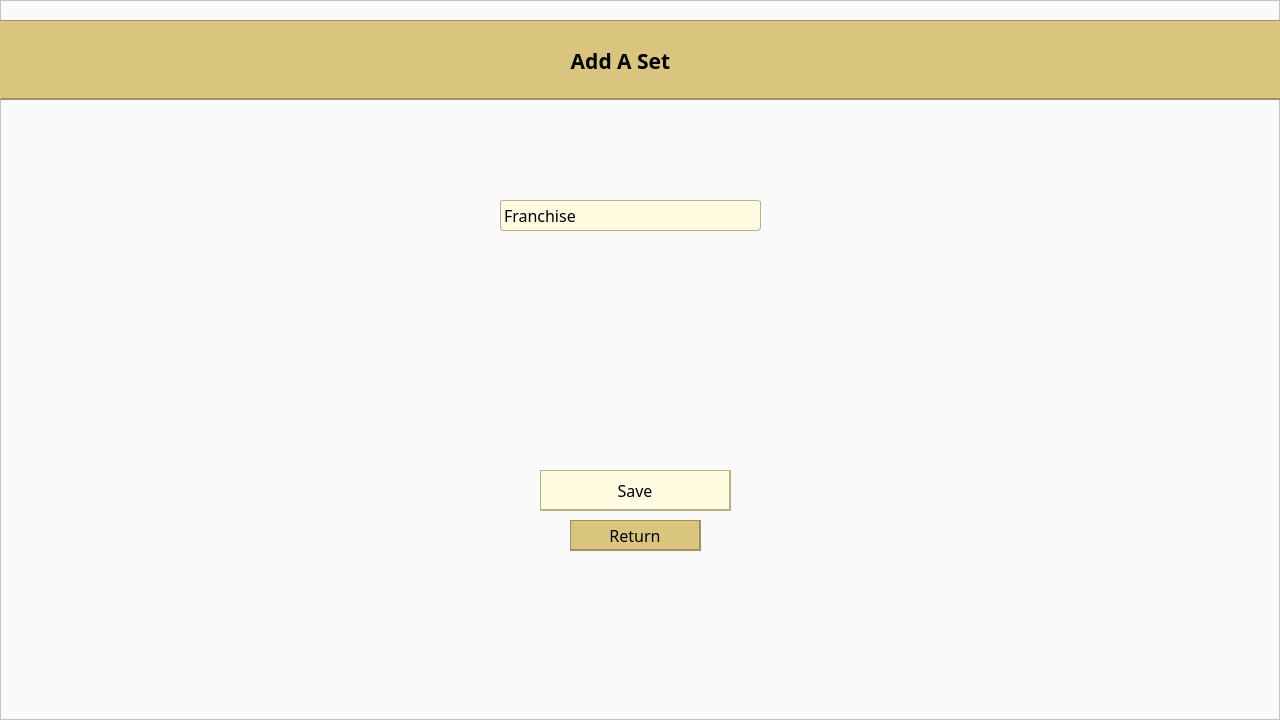
Before: the Qt Designer form addset.ui in Scaryalet/CardVault, drawn with Qt 5.
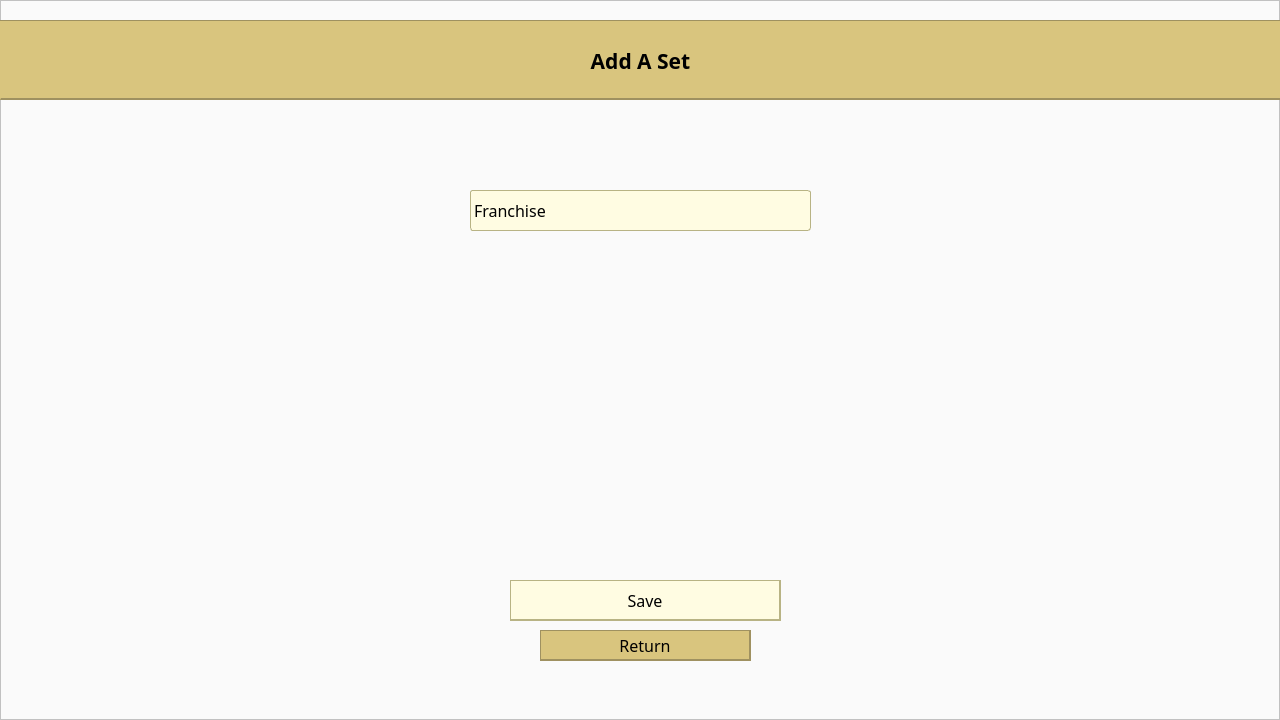
After: the same form once the commit is applied. Icons and pictures are not drawn.

The edit to the form file:
```diff
--- a/addset.ui
+++ b/addset.ui
@@ -116,9 +116,9 @@
      <widget class="QLabel" name="label">
       <property name="geometry">
        <rect>
-        <x>500</x>
+        <x>10</x>
         <y>10</y>
-        <width>241</width>
+        <width>1261</width>
         <height>61</height>
        </rect>
       </property>
@@ -143,10 +143,10 @@
     <widget class="QComboBox" name="comboBox">
      <property name="geometry">
       <rect>
-       <x>500</x>
-       <y>200</y>
-       <width>261</width>
-       <height>31</height>
+       <x>470</x>
+       <y>190</y>
+       <width>341</width>
+       <height>41</height>
       </rect>
      </property>
      <property name="font">
@@ -172,9 +172,9 @@
     <widget class="QPushButton" name="returnButton">
      <property name="geometry">
       <rect>
-       <x>570</x>
-       <y>520</y>
-       <width>131</width>
+       <x>540</x>
+       <y>630</y>
+       <width>211</width>
        <height>31</height>
       </rect>
      </property>
@@ -197,10 +197,10 @@
     <widget class="QListWidget" name="listWidget">
      <property name="geometry">
       <rect>
-       <x>500</x>
+       <x>470</x>
        <y>260</y>
-       <width>261</width>
-       <height>181</height>
+       <width>341</width>
+       <height>291</height>
       </rect>
      </property>
      <property name="font">
@@ -217,9 +217,9 @@
     <widget class="QPushButton" name="addSetButton">
      <property name="geometry">
       <rect>
-       <x>540</x>
-       <y>470</y>
-       <width>191</width>
+       <x>510</x>
+       <y>580</y>
+       <width>271</width>
        <height>41</height>
       </rect>
      </property>
```
